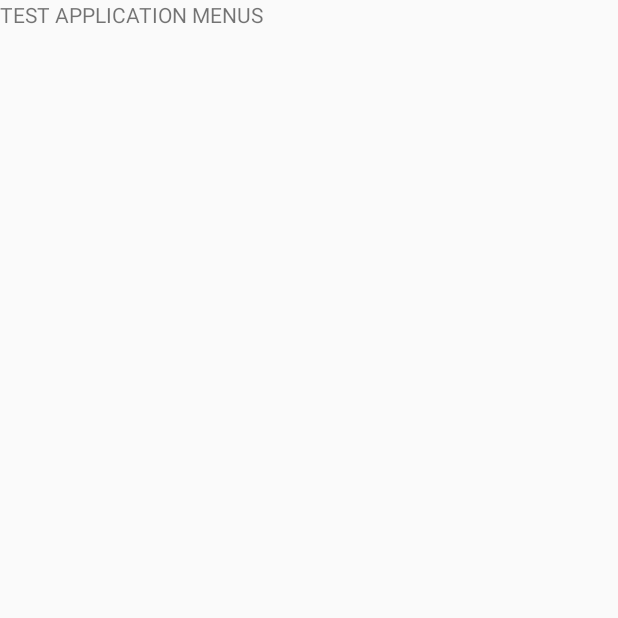
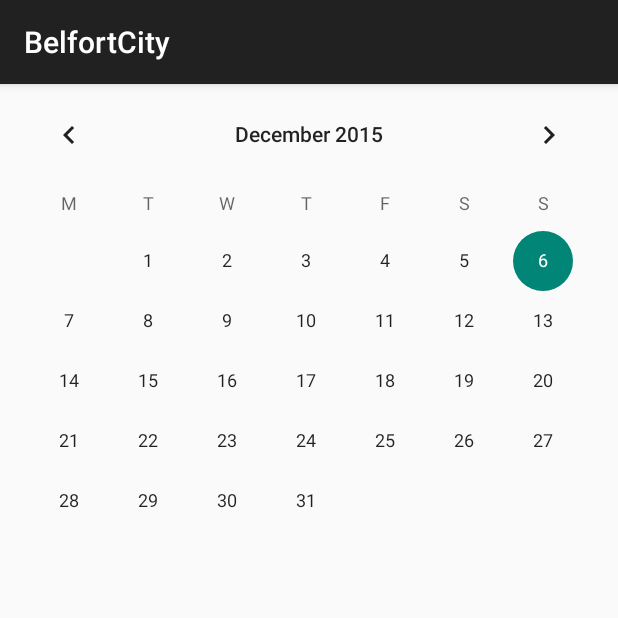
Before and after one commit to galoat/LP50, an Android app: the screen it shows after launch (MenuActivity before the commit, Calendar after it), after a tap on "calendrierButton", on a phone screen of 412 x 824 dp, the top half of it. Run offline under Robolectric (Android 15) with nearby library versions, the phone set to English and light mode, and no system bars.

Commit message:
petite sauvegardeœ

```diff
--- a/BelfortCity/app/src/main/AndroidManifest.xml
+++ b/BelfortCity/app/src/main/AndroidManifest.xml
@@ -17,6 +17,9 @@
             </intent-filter>
         </activity>
         <activity android:name=".MenuActivity" />
+        <activity android:name=".Calendar" />
+        <activity android:name=".Calendar_day"/>
+        <activity android:name=".Calendar_MoreInformation"/>
     </application>
 
 </manifest>
--- /dev/null
+++ b/BelfortCity/app/src/main/java/projetlp50/utbm/com/belfortcity/Calendar.java
@@ -0,0 +1,40 @@
+package projetlp50.utbm.com.belfortcity;
+
+import android.app.Activity;
+import android.content.Intent;
+import android.os.Bundle;
+import android.support.v7.app.AppCompatActivity;
+import android.text.method.ScrollingMovementMethod;
+import android.widget.CalendarView;
+import android.widget.EditText;
+import android.widget.LinearLayout;
+import android.widget.ScrollView;
+import android.widget.TextView;
+
+/**
+ * Created by galoat on 17/11/15.
+ */
+public class Calendar extends AppCompatActivity {
+
+
+        @Override
+        public void onCreate(Bundle savedInstanceState) {
+            super.onCreate(savedInstanceState);
+            setContentView(R.layout.activity_calendar);
+            SetDateTextView();
+        }
+    public void SetDateTextView(){
+        CalendarView c =(CalendarView)  findViewById(R.id.calendarView);
+        c.setOnDateChangeListener(new CalendarView.OnDateChangeListener(){
+
+            public void onSelectedDayChange(CalendarView view,int year,int month,int dayOfMonth){
+                Intent i = new Intent(Calendar.this,Calendar_day.class);
+
+                i.putExtra("day",dayOfMonth);
+                i.putExtra("month",month);
+                i.putExtra("year",year);
+                startActivity(i);
+            }
+        });
+    }
+}
--- a/BelfortCity/app/src/main/java/projetlp50/utbm/com/belfortcity/MainActivity.java
+++ b/BelfortCity/app/src/main/java/projetlp50/utbm/com/belfortcity/MainActivity.java
@@ -15,6 +15,7 @@ public class MainActivity extends AppCompatActivity {
     @Override
     protected void onCreate(Bundle savedInstanceState) {
         super.onCreate(savedInstanceState);
+
         setContentView(R.layout.activity_main);
         addListenerOnButton();
     }
@@ -27,7 +28,7 @@ public class MainActivity extends AppCompatActivity {
 
             @Override
             public void onClick(View arg0) {
-                Intent intent = new Intent(MainActivity.this, MenuActivity.class);
+                Intent intent = new Intent(MainActivity.this, Calendar.class);
                 startActivity(intent);
 
             }
--- /dev/null
+++ b/BelfortCity/app/src/main/res/layout/activity_calendar.xml
@@ -0,0 +1,14 @@
+<?xml version="1.0" encoding="utf-8"?>
+<LinearLayout xmlns:android="http://schemas.android.com/apk/res/android"
+    android:orientation="vertical" android:layout_width="match_parent"
+    android:layout_height="match_parent"
+    android:weightSum="1">
+
+    <CalendarView
+        android:layout_width="match_parent"
+        android:layout_height="match_parent"
+        android:id="@+id/calendarView"
+        android:layout_gravity="center_horizontal"
+        android:firstDayOfWeek="2" />
+
+</LinearLayout>
```
Also changed, not shown: BelfortCity/app/src/main/java/projetlp50/utbm/com/belfortcity/Calendar_MoreInformation.java (added, +43 -0 lines), BelfortCity/app/src/main/java/projetlp50/utbm/com/belfortcity/Calendar_day.java (added, +88 -0 lines), BelfortCity/app/src/main/res/layout/activity_calendar_day.xml (added, +40 -0 lines), BelfortCity/app/src/main/res/layout/activity_calendar_more_nformation.xml (added, +18 -0 lines), BelfortCity/app/src/main/res/layout/activity_main.xml (+8 -7 lines), 1 other file.
